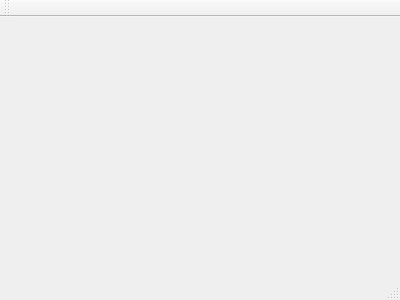
sd65/ProCal, file App/ProCal/ui/mainwindow.ui: the form before one commit.
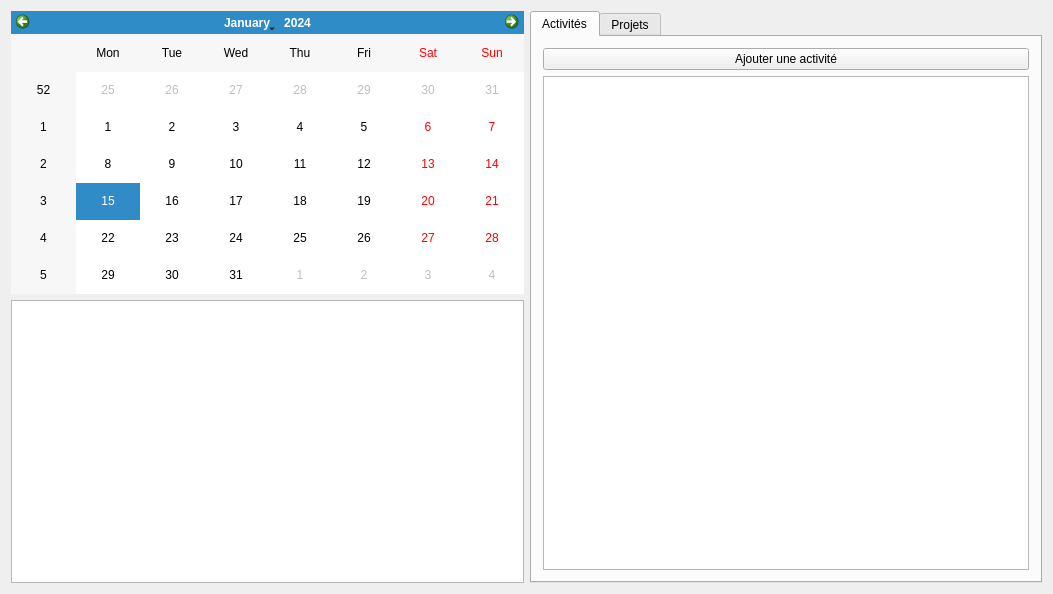
The form after the commit.

```diff
--- a/App/ProCal/ui/mainwindow.ui
+++ b/App/ProCal/ui/mainwindow.ui
@@ -1,24 +1,103 @@
 <ui version="4.0">
  <class>MainWindow</class>
- <widget class="QMainWindow" name="MainWindow" >
-  <property name="geometry" >
+ <widget class="QMainWindow" name="MainWindow">
+  <property name="geometry">
    <rect>
     <x>0</x>
     <y>0</y>
-    <width>400</width>
-    <height>300</height>
+    <width>1053</width>
+    <height>594</height>
    </rect>
   </property>
-  <property name="windowTitle" >
+  <property name="sizePolicy">
+   <sizepolicy hsizetype="Maximum" vsizetype="Maximum">
+    <horstretch>0</horstretch>
+    <verstretch>0</verstretch>
+   </sizepolicy>
+  </property>
+  <property name="windowTitle">
    <string>MainWindow</string>
   </property>
-  <widget class="QMenuBar" name="menuBar" />
-  <widget class="QToolBar" name="mainToolBar" />
-  <widget class="QWidget" name="centralWidget" />
-  <widget class="QStatusBar" name="statusBar" />
+  <widget class="QWidget" name="centralWidget">
+   <property name="minimumSize">
+    <size>
+     <width>1053</width>
+     <height>0</height>
+    </size>
+   </property>
+   <layout class="QHBoxLayout" name="horizontalLayout">
+    <item>
+     <layout class="QVBoxLayout" name="verticalLayout">
+      <item>
+       <widget class="QCalendarWidget" name="calendarWidget"/>
+      </item>
+      <item>
+       <widget class="QTableView" name="tableView"/>
+      </item>
+     </layout>
+    </item>
+    <item>
+     <layout class="QVBoxLayout" name="verticalLayout_2">
+      <item>
+       <widget class="QTabWidget" name="tabWidget">
+        <property name="currentIndex">
+         <number>0</number>
+        </property>
+        <property name="elideMode">
+         <enum>Qt::ElideNone</enum>
+        </property>
+        <widget class="QWidget" name="widget">
+         <property name="sizePolicy">
+          <sizepolicy hsizetype="Maximum" vsizetype="Preferred">
+           <horstretch>0</horstretch>
+           <verstretch>0</verstretch>
+          </sizepolicy>
+         </property>
+         <attribute name="title">
+          <string>Activités</string>
+         </attribute>
+         <layout class="QVBoxLayout" name="verticalLayout_3">
+          <item>
+           <widget class="QPushButton" name="ajouterActivite">
+            <property name="text">
+             <string>Ajouter une activité</string>
+            </property>
+           </widget>
+          </item>
+          <item>
+           <widget class="QListWidget" name="listeActivites"/>
+          </item>
+         </layout>
+        </widget>
+        <widget class="QWidget" name="tab_2">
+         <property name="sizePolicy">
+          <sizepolicy hsizetype="Maximum" vsizetype="Preferred">
+           <horstretch>0</horstretch>
+           <verstretch>0</verstretch>
+          </sizepolicy>
+         </property>
+         <attribute name="title">
+          <string>Projets</string>
+         </attribute>
+        </widget>
+       </widget>
+      </item>
+     </layout>
+    </item>
+   </layout>
+  </widget>
+  <widget class="QMenuBar" name="menuBar">
+   <property name="geometry">
+    <rect>
+     <x>0</x>
+     <y>0</y>
+     <width>1053</width>
+     <height>29</height>
+    </rect>
+   </property>
+  </widget>
  </widget>
- <layoutDefault spacing="6" margin="11" />
- <pixmapfunction></pixmapfunction>
+ <layoutdefault spacing="6" margin="11"/>
  <resources/>
  <connections/>
 </ui>
```
Left out of the diff: 1 changed line with no effect on the pictures.
